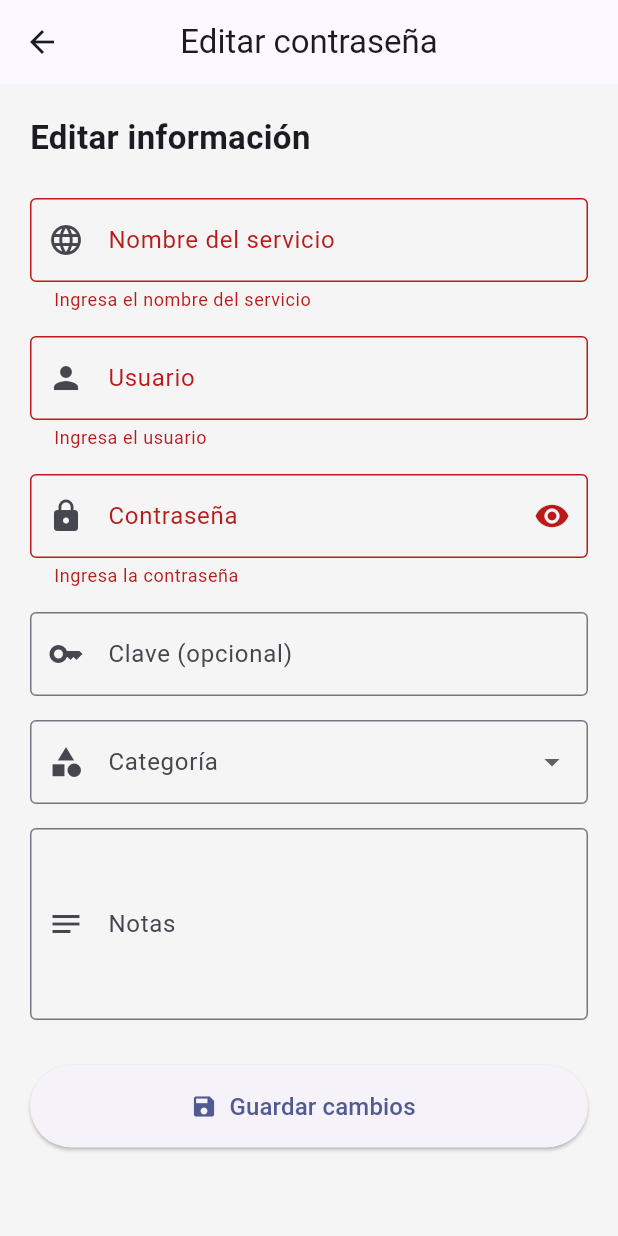
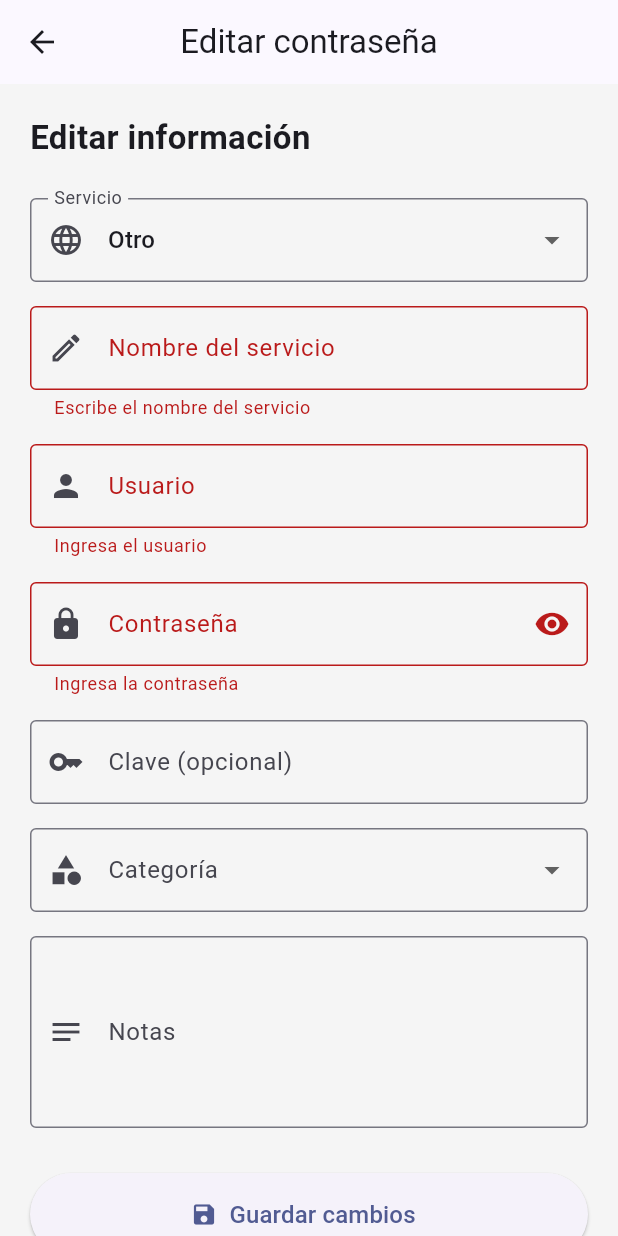
Before and after one commit to hannjimnz/safepass, a Flutter app: the EditPasswordScreen screen opened directly with empty values, after a tap on "Guardar cambios", on a phone screen of 412 x 824 dp. Run offline on Flutter 3.47's test engine with Material 3 defaults, Android fonts, the phone set to English and light mode, and no system bars; our stand-ins replace flutter_secure_storage, local_auth, sqflite; missing offline and left inert: encrypt; accounts and stored records are empty.

Commit message:
feat: agrega selector de servicios con opción personalizada(primera pueba)

```diff
--- /dev/null
+++ b/lib/constants/service_options.dart
@@ -0,0 +1,28 @@
+const otherServiceOption = 'Otro';
+
+const predefinedServices = <String>[
+  'Amazon',
+  'Apple',
+  'Banorte',
+  'BBVA',
+  'Facebook',
+  'GitHub',
+  'Google',
+  'Instagram',
+  'Mercado Pago',
+  'Microsoft',
+  'Netflix',
+  'Nu',
+  'PayPal',
+  'Santander',
+  'Spotify',
+  'Steam',
+  'TikTok',
+  'WhatsApp',
+  'X',
+];
+
+const availableServices = <String>[
+  ...predefinedServices,
+  otherServiceOption,
+];
--- a/lib/screens/add_password_screen.dart
+++ b/lib/screens/add_password_screen.dart
@@ -1,6 +1,7 @@
 import 'package:flutter/material.dart';
 import 'package:provider/provider.dart';
 
+import '../constants/service_options.dart';
 import '../models/password.dart';
 import '../providers/password_provider.dart';
 
@@ -31,6 +32,8 @@ class _AddPasswordScreenState
 
   final TextEditingController notasController =
       TextEditingController();
+
+  String? servicioSeleccionado;
 
   String categoriaSeleccionada = 'Personal';
 
@@ -63,7 +66,9 @@ class _AddPasswordScreenState
     }
 
     final password = Password(
-      servicio: servicioController.text.trim(),
+      servicio: servicioSeleccionado == otherServiceOption
+          ? servicioController.text.trim()
+          : servicioSeleccionado!,
       usuario: usuarioController.text.trim(),
       password: passwordController.text,
       clave: claveController.text,
@@ -111,25 +116,52 @@ class _AddPasswordScreenState
 
               const SizedBox(height: 25),
 
-              TextFormField(
-                controller: servicioController,
-
+              DropdownButtonFormField<String>(
+                initialValue: servicioSeleccionado,
                 decoration: const InputDecoration(
-                  labelText: 'Nombre del servicio',
-                  hintText: 'Ej. GitHub',
+                  labelText: 'Servicio',
                   prefixIcon: Icon(Icons.language),
                   border: OutlineInputBorder(),
                 ),
-
+                hint: const Text('Selecciona un servicio'),
+                items: availableServices.map((servicio) {
+                  return DropdownMenuItem(
+                    value: servicio,
+                    child: Text(servicio),
+                  );
+                }).toList(),
+                onChanged: (value) {
+                  setState(() {
+                    servicioSeleccionado = value;
+                  });
+                },
                 validator: (value) {
-                  if (value == null ||
-                      value.trim().isEmpty) {
-                    return 'Ingresa el nombre del servicio';
+                  if (value == null) {
+                    return 'Selecciona un servicio';
                   }
-
                   return null;
                 },
               ),
+
+              if (servicioSeleccionado == otherServiceOption) ...[
+                const SizedBox(height: 16),
+                TextFormField(
+                  controller: servicioController,
+                  decoration: const InputDecoration(
+                    labelText: 'Nombre del servicio',
+                    hintText: 'Escribe el nombre del servicio',
+                    prefixIcon: Icon(Icons.edit_outlined),
+                    border: OutlineInputBorder(),
+                  ),
+                  validator: (value) {
+                    if (servicioSeleccionado == otherServiceOption &&
+                        (value == null || value.trim().isEmpty)) {
+                      return 'Escribe el nombre del servicio';
+                    }
+                    return null;
+                  },
+                ),
+              ],
 
               const SizedBox(height: 16),
 
--- a/lib/screens/edit_password_screen.dart
+++ b/lib/screens/edit_password_screen.dart
@@ -1,6 +1,7 @@
 import 'package:flutter/material.dart';
 import 'package:provider/provider.dart';
 
+import '../constants/service_options.dart';
 import '../models/password.dart';
 import '../providers/password_provider.dart';
 
@@ -28,6 +29,7 @@ class _EditPasswordScreenState
   late TextEditingController claveController;
   late TextEditingController notasController;
 
+  late String servicioSeleccionado;
   late String categoriaSeleccionada;
 
   bool mostrarPassword = false;
@@ -45,8 +47,15 @@ class _EditPasswordScreenState
   void initState() {
     super.initState();
 
+    servicioSeleccionado =
+        predefinedServices.contains(widget.password.servicio)
+            ? widget.password.servicio
+            : otherServiceOption;
+
     servicioController = TextEditingController(
-      text: widget.password.servicio,
+      text: servicioSeleccionado == otherServiceOption
+          ? widget.password.servicio
+          : '',
     );
 
     usuarioController = TextEditingController(
@@ -88,7 +97,9 @@ class _EditPasswordScreenState
     final passwordActualizada = Password(
       id: widget.password.id,
 
-      servicio: servicioController.text.trim(),
+      servicio: servicioSeleccionado == otherServiceOption
+          ? servicioController.text.trim()
+          : servicioSeleccionado,
 
       usuario: usuarioController.text.trim(),
 
@@ -147,25 +158,52 @@ class _EditPasswordScreenState
               const SizedBox(height: 25),
 
               // SERVICIO
-              TextFormField(
-                controller: servicioController,
-
+              DropdownButtonFormField<String>(
+                initialValue: servicioSeleccionado,
                 decoration: const InputDecoration(
-                  labelText: 'Nombre del servicio',
-                  prefixIcon:
-                      Icon(Icons.language),
+                  labelText: 'Servicio',
+                  prefixIcon: Icon(Icons.language),
                   border: OutlineInputBorder(),
                 ),
-
+                items: availableServices.map((servicio) {
+                  return DropdownMenuItem(
+                    value: servicio,
+                    child: Text(servicio),
+                  );
+                }).toList(),
+                onChanged: (value) {
+                  if (value != null) {
+                    setState(() {
+                      servicioSeleccionado = value;
+                    });
+                  }
+                },
                 validator: (value) {
-                  if (value == null ||
-                      value.trim().isEmpty) {
-                    return 'Ingresa el nombre del servicio';
+                  if (value == null) {
+                    return 'Selecciona un servicio';
                   }
-
                   return null;
                 },
               ),
+
+              if (servicioSeleccionado == otherServiceOption) ...[
+                const SizedBox(height: 16),
+                TextFormField(
+                  controller: servicioController,
+                  decoration: const InputDecoration(
+                    labelText: 'Nombre del servicio',
+                    hintText: 'Escribe el nombre del servicio',
+                    prefixIcon: Icon(Icons.edit_outlined),
+                    border: OutlineInputBorder(),
+                  ),
+                  validator: (value) {
+                    if (value == null || value.trim().isEmpty) {
+                      return 'Escribe el nombre del servicio';
+                    }
+                    return null;
+                  },
+                ),
+              ],
 
               const SizedBox(height: 16),
 
```
Also changed, not shown: 1 other file.
